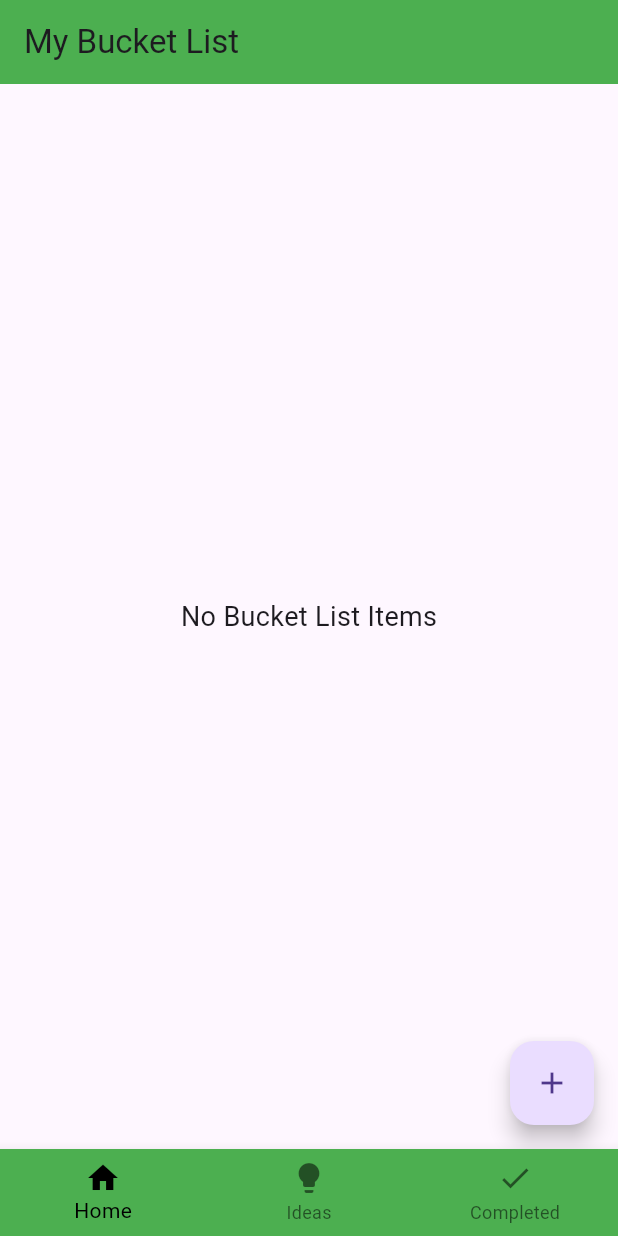
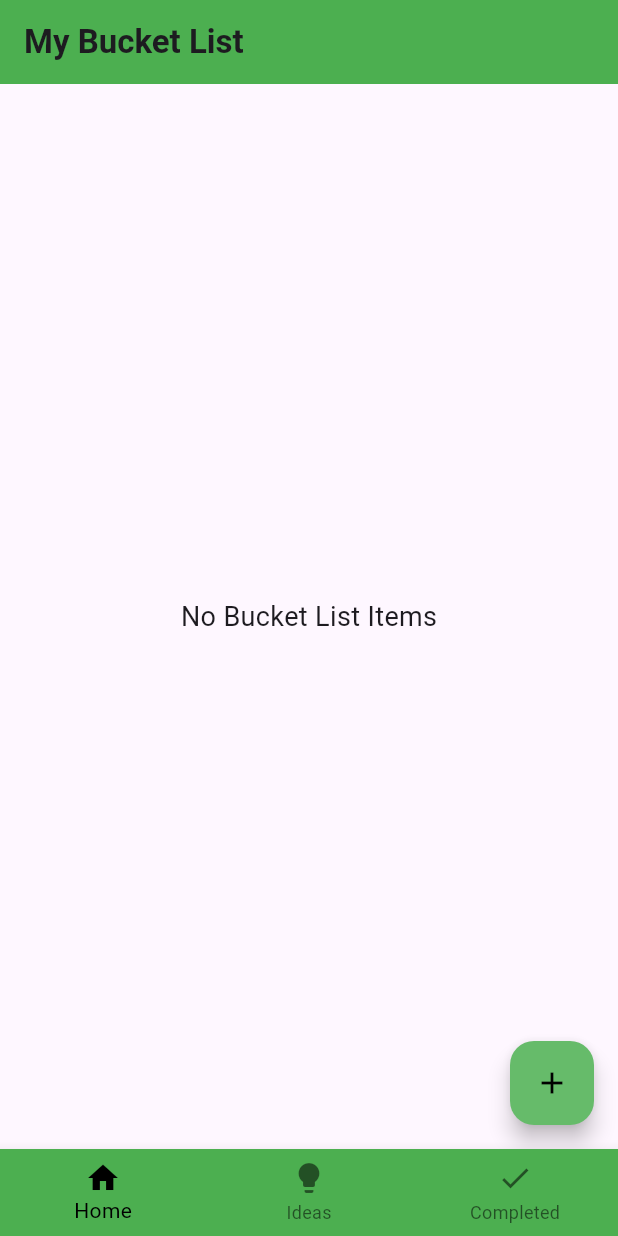
Before and after one commit to CSSimonGG/bucket_list_app, a Flutter app: the screen it shows after launch, on a phone screen of 412 x 824 dp. Run offline on Flutter 3.47's test engine with Material 3 defaults, Android fonts, the phone set to English and light mode, and no system bars; our stand-ins replace hive_flutter; accounts and stored records are empty.

Commit message:
Database fix + appbar titles bold

```diff
--- a/lib/pages/bucket_list_page.dart
+++ b/lib/pages/bucket_list_page.dart
@@ -19,7 +19,8 @@ class _BucketListPageState extends State<BucketListPage> {
   @override
   void initState() {
     // If there are no to do items
-    if (_myBox.get("TODOLIST") == null) {
+    if (_myBox.get("BUCKETLIST") == null) {
+      // Empty
     } else {
       // Data exists
       db.loadData();
@@ -100,13 +101,22 @@ class _BucketListPageState extends State<BucketListPage> {
   Widget build(BuildContext context) {
     return Scaffold(
       appBar: AppBar(
-        title: Text("My Bucket List"),
+        title: Text(
+            "My Bucket List",
+          style: TextStyle(
+            fontWeight: FontWeight.bold,
+          ),
+        ),
         elevation: 0,
         backgroundColor: Colors.green[500],
       ),
       floatingActionButton: FloatingActionButton(
         onPressed: createNewTask,
-        child: Icon(Icons.add),
+        backgroundColor: Colors.green[400],
+        child: Icon(
+            Icons.add,
+          color: Colors.black,
+        ),
       ),
       body: db.bucketList.isEmpty
           ? const Center(
```
